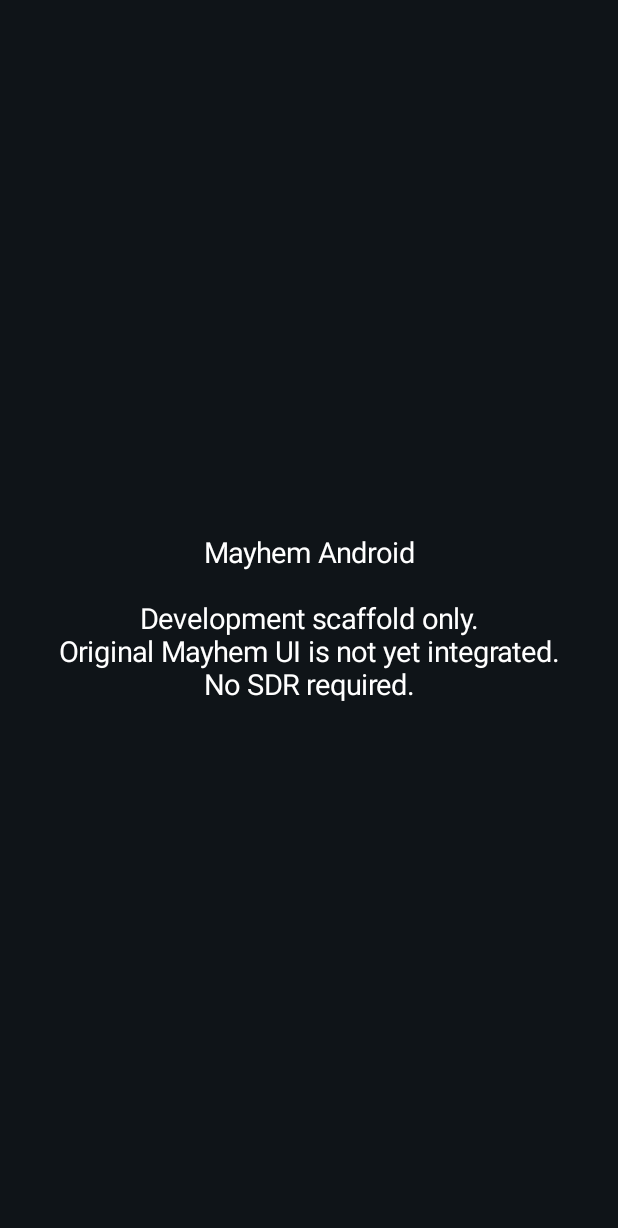
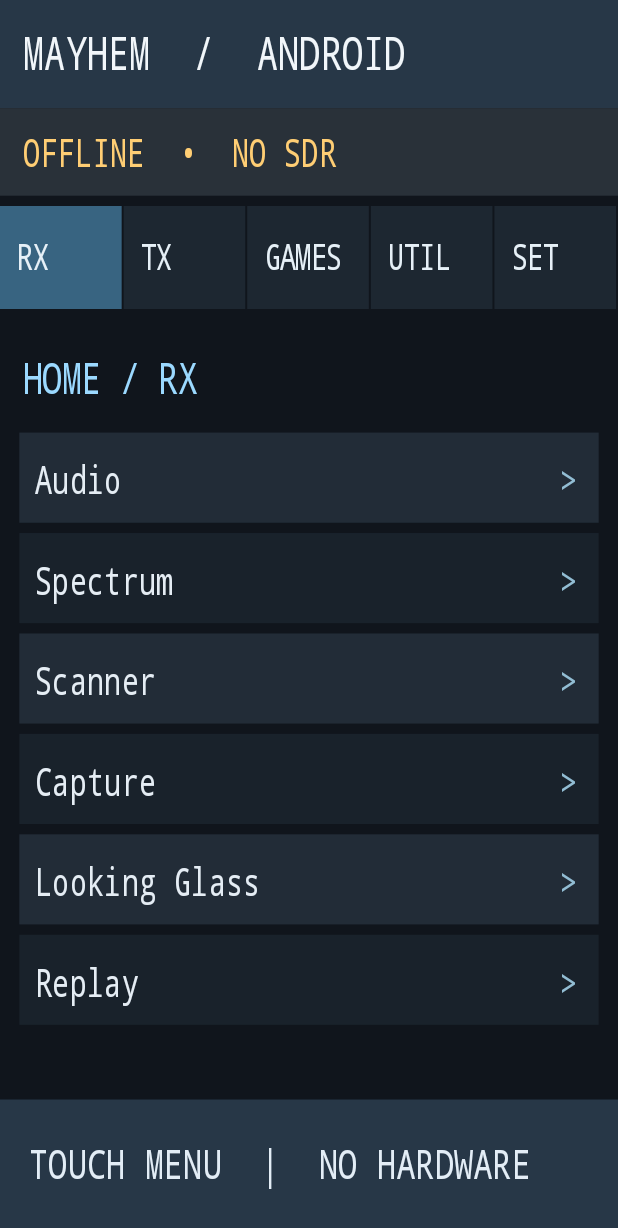
Before and after one commit to danilkononov1234-lab/PlutoMayhemMobile, an Android app: the screen it shows after launch (MainActivity), on a phone screen of 412 x 824 dp. Shown: the top 1228 px of the screen. Run offline under Robolectric (Android 15) with nearby library versions, the phone set to English and light mode, and no system bars.

Commit message:
Build offline touch navigation prototype for Android

```diff
--- a/mayhem-android/app/src/main/java/org/mayhem/port/MainActivity.java
+++ b/mayhem-android/app/src/main/java/org/mayhem/port/MainActivity.java
@@ -1,9 +1,90 @@
 package org.mayhem.port;
+
 import android.app.Activity;
 import android.os.Bundle;
+import android.graphics.Canvas;
 import android.graphics.Color;
-import android.view.Gravity;
-import android.widget.TextView;
+import android.graphics.Paint;
+import android.graphics.RectF;
+import android.view.MotionEvent;
+import android.view.View;
+
+/** Offline touchscreen shell; NOT the upstream C++ firmware UI. */
 public class MainActivity extends Activity {
- @Override public void onCreate(Bundle state) { super.onCreate(state); TextView view = new TextView(this); view.setBackgroundColor(Color.rgb(15,20,24)); view.setTextColor(Color.WHITE); view.setGravity(Gravity.CENTER); view.setTextSize(19); view.setPadding(32,32,32,32); view.setText("Mayhem Android\n\nDevelopment scaffold only.\nOriginal Mayhem UI is not yet integrated.\nNo SDR required."); setContentView(view); }
+    private MayhemView display;
+    @Override public void onCreate(Bundle state) {
+        super.onCreate(state);
+        getWindow().getDecorView().setSystemUiVisibility(5894 | 1024 | 512);
+        display = new MayhemView();
+        setContentView(display);
+    }
+    @Override public void onBackPressed() {
+        if (display.page != 0) { display.page = 0; display.invalidate(); }
+        else super.onBackPressed();
+    }
+    private class MayhemView extends View {
+        final Paint p = new Paint(3);
+        final String[] tabs = {"RX", "TX", "GAMES", "UTIL", "SET"};
+        final String[][] items = {
+            {"Audio", "Spectrum", "Scanner", "Capture", "Looking Glass", "Replay"},
+            {"Transmit (disabled)", "Replay TX (disabled)", "Signal Generator (disabled)"},
+            {"Games", "Offline tools"},
+            {"Calculator", "File browser (planned)", "Clock", "About"},
+            {"Display", "Storage", "Radio", "About"}
+        };
+        int page = 0, tab = 0, selected = -1;
+        MayhemView() { super(MainActivity.this); setLayerType(View.LAYER_TYPE_SOFTWARE, null); }
+        void rect(Canvas c, int color, float l, float t, float r, float b) {
+            p.setColor(color); p.setStyle(Paint.Style.FILL); c.drawRect(l,t,r,b,p);
+        }
+        void text(Canvas c, String s, float x, float y, int size, int color) {
+            p.setColor(color); p.setStyle(Paint.Style.FILL); p.setTextSize(size); p.setTypeface(android.graphics.Typeface.MONOSPACE); c.drawText(s,x,y,p);
+        }
+        @Override protected void onDraw(Canvas original) {
+            Canvas c = original;
+            c.save();
+            float sx = getWidth()/320f, sy = getHeight()/480f;
+            c.scale(sx,sy);
+            rect(c,0xff10151c,0,0,320,480);
+            rect(c,0xff273747,0,0,320,42);
+            text(c,"MAYHEM  /  ANDROID",12,27,18,0xfff1f6fa);
+            rect(c,0xff293139,0,42,320,76);
+            text(c,"OFFLINE  •  NO SDR",12,65,15,0xffffce74);
+            for(int i=0;i<5;i++) {
+                float x=i*64;
+                rect(c,i==tab?0xff386481:0xff1d2731,x,80,x+63,120);
+                text(c,tabs[i],x+9,105,14,0xffe6f0f7);
+            }
+            text(c,page==0?"HOME / "+tabs[tab]:items[tab][selected],12,153,17,0xff9bd9ff);
+            if(page==0) {
+                for(int i=0;i<items[tab].length;i++) {
+                    int y=168+i*39;
+                    rect(c,i%2==0?0xff222c37:0xff19222b,10,y,310,y+35);
+                    text(c,items[tab][i],18,y+24,15,0xffe5edf4);
+                    text(c,">",290,y+24,15,0xff92bdd3);
+                }
+            } else {
+                rect(c,0xff202d38,12,176,308,375);
+                text(c,"OFFLINE PREVIEW",25,213,19,0xff9bd9ff);
+                text(c,"Original Mayhem C++ UI",25,250,14,0xfff1f6fa);
+                text(c,"integration in progress.",25,274,14,0xfff1f6fa);
+                text(c,"SDR operations unavailable.",25,309,13,0xffffce74);
+                text(c,"Tap BACK below.",25,349,14,0xffb5cbd9);
+            }
+            rect(c,0xff273747,0,427,320,480);
+            text(c,page==0?"TOUCH MENU  |  NO HARDWARE":"< BACK",15,458,16,0xffe3edf6);
+            c.restore();
+        }
+        @Override public boolean onTouchEvent(MotionEvent e) {
+            if(e.getAction()!=MotionEvent.ACTION_UP) return true;
+            float x=e.getX()*320f/getWidth(), y=e.getY()*480f/getHeight();
+            if(y>427){page=0;invalidate();return true;}
+            if(y>=80 && y<=120) {tab=Math.min(4,(int)x/64);page=0;invalidate();return true;}
+            if(page==0 && y>=168) {
+                int i=(int)(y-168)/39;
+                if(i>=0 && i<items[tab].length && y<168+i*39+35) {selected=i;page=1;}
+            }
+            invalidate();return true;
+        }
+    }
 }
```
